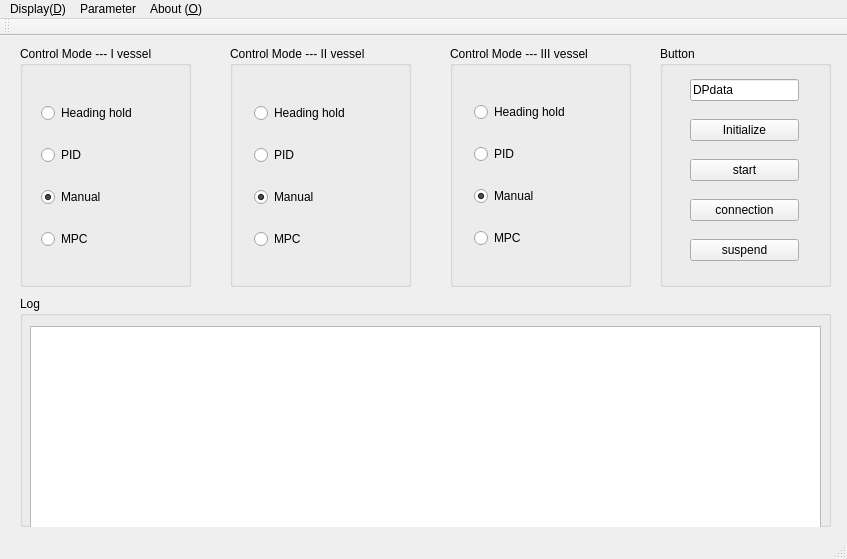
First picture: the form in DPfloatover/QT/mainwindow.ui, repository Forrest-Z/USV-robotics, before the edit.
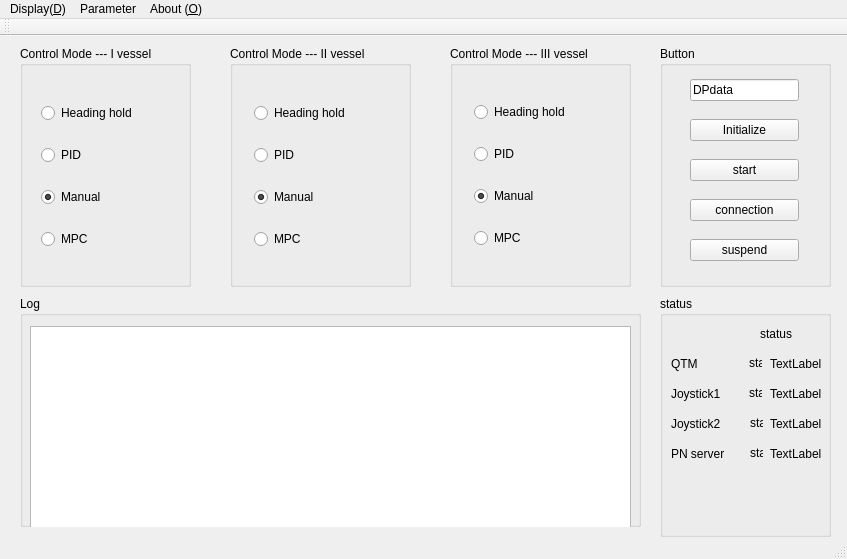
Second picture: the form after the edit.

Commit message: indicator ligth

What changed in the file:
```diff
--- a/DPfloatover/QT/mainwindow.ui
+++ b/DPfloatover/QT/mainwindow.ui
@@ -19,7 +19,7 @@
      <rect>
       <x>20</x>
       <y>260</y>
-      <width>811</width>
+      <width>621</width>
       <height>231</height>
      </rect>
     </property>
@@ -34,7 +34,7 @@
       <rect>
        <x>10</x>
        <y>30</y>
-       <width>791</width>
+       <width>601</width>
        <height>211</height>
       </rect>
      </property>
@@ -268,6 +268,188 @@
      </layout>
     </widget>
    </widget>
+   <widget class="QGroupBox" name="groupBox">
+    <property name="geometry">
+     <rect>
+      <x>660</x>
+      <y>260</y>
+      <width>171</width>
+      <height>241</height>
+     </rect>
+    </property>
+    <property name="title">
+     <string>status</string>
+    </property>
+    <widget class="QLabel" name="label_5">
+     <property name="geometry">
+      <rect>
+       <x>100</x>
+       <y>30</y>
+       <width>51</width>
+       <height>16</height>
+      </rect>
+     </property>
+     <property name="text">
+      <string>status</string>
+     </property>
+    </widget>
+    <widget class="QLabel" name="LB_QTML">
+     <property name="geometry">
+      <rect>
+       <x>89</x>
+       <y>60</y>
+       <width>13</width>
+       <height>13</height>
+      </rect>
+     </property>
+     <property name="text">
+      <string>status</string>
+     </property>
+    </widget>
+    <widget class="QLabel" name="LB_joystick1L">
+     <property name="geometry">
+      <rect>
+       <x>89</x>
+       <y>90</y>
+       <width>13</width>
+       <height>13</height>
+      </rect>
+     </property>
+     <property name="text">
+      <string>status</string>
+     </property>
+    </widget>
+    <widget class="QLabel" name="LB_joystick2L">
+     <property name="geometry">
+      <rect>
+       <x>90</x>
+       <y>120</y>
+       <width>13</width>
+       <height>13</height>
+      </rect>
+     </property>
+     <property name="text">
+      <string>status</string>
+     </property>
+    </widget>
+    <widget class="QLabel" name="LB_PNL">
+     <property name="geometry">
+      <rect>
+       <x>90</x>
+       <y>150</y>
+       <width>13</width>
+       <height>13</height>
+      </rect>
+     </property>
+     <property name="text">
+      <string>status</string>
+     </property>
+    </widget>
+    <widget class="QLabel" name="label_4">
+     <property name="geometry">
+      <rect>
+       <x>11</x>
+       <y>150</y>
+       <width>60</width>
+       <height>16</height>
+      </rect>
+     </property>
+     <property name="text">
+      <string>PN server</string>
+     </property>
+    </widget>
+    <widget class="QLabel" name="label">
+     <property name="geometry">
+      <rect>
+       <x>11</x>
+       <y>60</y>
+       <width>26</width>
+       <height>16</height>
+      </rect>
+     </property>
+     <property name="text">
+      <string>QTM</string>
+     </property>
+    </widget>
+    <widget class="QLabel" name="label_3">
+     <property name="geometry">
+      <rect>
+       <x>11</x>
+       <y>120</y>
+       <width>54</width>
+       <height>16</height>
+      </rect>
+     </property>
+     <property name="text">
+      <string>Joystick2</string>
+     </property>
+    </widget>
+    <widget class="QLabel" name="label_2">
+     <property name="geometry">
+      <rect>
+       <x>11</x>
+       <y>90</y>
+       <width>54</width>
+       <height>16</height>
+      </rect>
+     </property>
+     <property name="text">
+      <string>Joystick1</string>
+     </property>
+    </widget>
+    <widget class="QLabel" name="LB_PNT">
+     <property name="geometry">
+      <rect>
+       <x>110</x>
+       <y>150</y>
+       <width>59</width>
+       <height>16</height>
+      </rect>
+     </property>
+     <property name="text">
+      <string>TextLabel</string>
+     </property>
+    </widget>
+    <widget class="QLabel" name="LB_QTMT">
+     <property name="geometry">
+      <rect>
+       <x>110</x>
+       <y>60</y>
+       <width>51</width>
+       <height>16</height>
+      </rect>
+     </property>
+     <property name="text">
+      <string>TextLabel</string>
+     </property>
+    </widget>
+    <widget class="QLabel" name="LB_joystick1T">
+     <property name="geometry">
+      <rect>
+       <x>110</x>
+       <y>90</y>
+       <width>59</width>
+       <height>16</height>
+      </rect>
+     </property>
+     <property name="text">
+      <string>TextLabel</string>
+     </property>
+    </widget>
+    <widget class="QLabel" name="LB_joystick2T">
+     <property name="geometry">
+      <rect>
+       <x>110</x>
+       <y>120</y>
+       <width>59</width>
+       <height>16</height>
+      </rect>
+     </property>
+     <property name="text">
+      <string>TextLabel</string>
+     </property>
+    </widget>
+   </widget>
   </widget>
   <widget class="QMenuBar" name="menuBar">
    <property name="geometry">
```
The commit also changes 2 other files.
